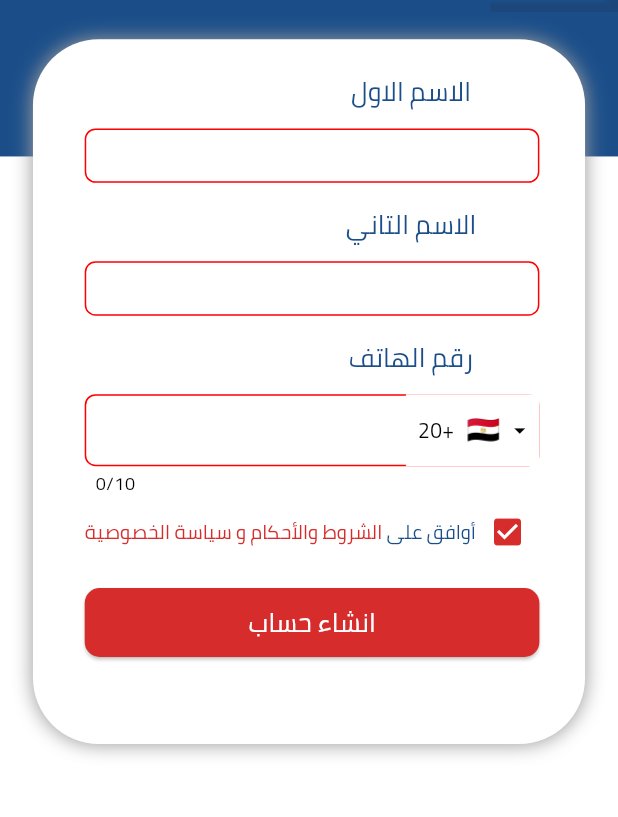
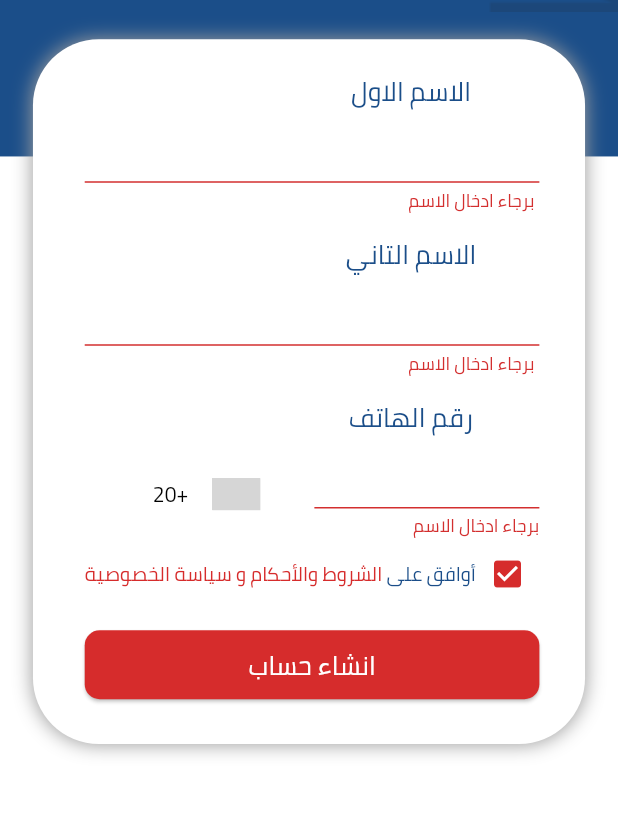
Before and after one commit to ranaa7/car_drive, a Flutter app: the RegisterScreen screen opened directly, after a tap on "انشاء حساب", on a phone screen of 412 x 824 dp, the part 355-1172 px from its top. Run offline on Flutter 3.47's test engine with Material 3 defaults, Android fonts, the phone set to English and light mode, and no system bars; drawn by our look-alikes of country_code_picker, intl_phone_field, oktoast; our stand-ins replace bloc, cached_network_image, dio, flutter_bloc, flutter_screenutil, flutter_svg and 5 more; accounts and stored records are empty; grey boxes are pictures that could not be loaded.

Commit message:
feat: added phone login function

```diff
--- a/lib/main.dart
+++ b/lib/main.dart
@@ -11,6 +11,7 @@
 import 'package:more_2_drive/core/network/local/cache_helper.dart';
 import 'package:more_2_drive/presentation/login/view/login_screen.dart';
 import 'package:more_2_drive/presentation/login/view_models/login_cubit.dart';
+import 'package:more_2_drive/presentation/register/view_models/phone_register_cubit.dart';
 import 'package:oktoast/oktoast.dart';
 import 'core/network/remote/dio_helper.dart';
 import 'utils/variables/routerkeys.dart';
@@ -40,6 +41,7 @@
     return MultiBlocProvider(
       providers: [
         BlocProvider(create: (context) => LoginCubit()),
+        BlocProvider(create: (context) => PhoneRegisterCubit()),
 
       ],
       child: ScreenUtilInit(
--- /dev/null
+++ b/lib/presentation/register/data/models/phone_login_model.dart
@@ -0,0 +1,24 @@
+
+import 'package:more_2_drive/presentation/login/data/models/user_model.dart';
+class PhoneLoginModel {
+  bool? error;
+  String? message;
+  String? token;
+  int? id;
+
+  PhoneLoginModel({this.error , this.message ,this.token, this.id});
+
+  factory  PhoneLoginModel.fromJson(Map<String, dynamic> json) => PhoneLoginModel(
+    error: json['result'] as bool?,
+    message: json['message'] as String?,
+    token: json['access_token'] as String?,
+    id: json['id'] as int?
+  );
+
+  Map<String, dynamic> toJson() => {
+    'result':error,
+    'message':message,
+    'access_token': token,
+    'id': id,
+  };
+}
--- a/lib/presentation/register/view/register_screen.dart
+++ b/lib/presentation/register/view/register_screen.dart
@@ -1,5 +1,9 @@
+import 'package:country_code_picker/country_code_picker.dart';
+import 'package:flutter/foundation.dart';
 import 'package:flutter/material.dart';
+import 'package:flutter_bloc/flutter_bloc.dart';
 import 'package:flutter_screenutil/flutter_screenutil.dart';
+import 'package:get/get.dart';
 import 'package:intl_phone_field/intl_phone_field.dart';
 import 'package:more_2_drive/config/style/app_colors.dart';
 import 'package:more_2_drive/config/style/text_styles.dart';
@@ -7,22 +11,47 @@
 import 'package:more_2_drive/generated/assets.dart';
 import 'package:more_2_drive/presentation/register/view/widgets/image_component.dart';
 import 'package:more_2_drive/presentation/register/view/widgets/privacy_row_component.dart';
+import 'package:more_2_drive/presentation/register/view_models/phone_register_cubit.dart';
 import 'package:more_2_drive/presentation/widgets/button_component.dart';
 import 'package:more_2_drive/presentation/widgets/form_field/first_name_formfield.dart';
 import 'package:more_2_drive/presentation/widgets/form_field/last_name_formfield.dart';
 import 'package:more_2_drive/presentation/widgets/form_field/phone_formfield.dart';
+import 'package:more_2_drive/presentation/widgets/form_field/phonenum_textfield.dart';
+
+import '../../../core/app_constants/constants.dart';
+import '../../../core/functions/show_toast.dart';
+import '../../../core/network/local/cache_helper.dart';
+import '../../home/home_screen.dart';
 
 class RegisterScreen extends StatelessWidget {
   RegisterScreen({Key? key}) : super(key: key);
 
-  final _formKey = GlobalKey<FormState>();
+ static final _formKey = GlobalKey<FormState>();
 
-  var _email = TextEditingController();
-  var _password = TextEditingController();
+  var fname = TextEditingController();
+  var sname = TextEditingController();
+  var phone = TextEditingController();
 
   @override
   Widget build(BuildContext context) {
-    return DefaultTabController(
+    return BlocListener<PhoneRegisterCubit, PhoneRegisterState>(
+  listener: (context, state) {
+    if (state is PhoneRegisterSuccessState) {
+      if (kDebugMode) {
+        print('TOOKKEEN ${state.phoneLoginModel.token}');
+      }
+      showToast(
+          message: state.phoneLoginModel.message ?? 'check your SMS',
+          bcColor: Colors.green);
+      token = state.phoneLoginModel.token!;
+
+      CacheHelper.saveDate(key: 'token', value: state.phoneLoginModel.token)
+          .then((value) => {Get.to(() => const homeScreen())});
+    } else if (state is PhoneRegisterFailureState) {
+      showToast(message: state.errMessage, bcColor: Colors.red);
+    }
+  },
+  child: DefaultTabController(
       length: 4,
       child: Scaffold(
         body: Stack(
@@ -63,6 +92,8 @@
                   ).w,
                 ),
                 child: SingleChildScrollView(
+                  child: Form(
+                    key: _formKey,
                     child: (Column(
                       mainAxisAlignment: MainAxisAlignment.start,
                       children: [
@@ -79,7 +110,7 @@
                          SizedBox(
                           height: 12.h,
                         ),
-                      FirstNameFormfield(),
+                        FirstNameFormfield(fname: fname,),
                          SizedBox(
                           height: 15.h,
                         ),
@@ -93,7 +124,7 @@
                          SizedBox(
                           height: 12.h,
                         ),
-                      LastNameFormfield(),
+                        LastNameFormfield(lname: sname,),
                         SizedBox(
                           height: 15.h,
                         ),
@@ -107,22 +138,53 @@
                          SizedBox(
                           height: 12.h,
                         ),
-                      PhoneFormfield(),
+                       // PhoneFormfield(phone: phone,),
+                        Row(
+                          crossAxisAlignment: CrossAxisAlignment.start,
+                          children: [
+                            phoneNumFormfield(phone: phone),
+                            CountryCodePicker(initialSelection: "EG", showCountryOnly: true,)
+                          ],
+                        ),
                         PrivacyRoComponent(),
 
 
 
                          SizedBox(height: 12.h,),
 
-                        ButtonComponent(text: "انشاء حساب", colors: AppColors.darkRed)
+
+                    ElevatedButton(
+                      child: Text("انشاء حساب" , style: AppTextStyle.cairoSemiBold16white ,),
+                      style: ElevatedButton.styleFrom(
+                        minimumSize: Size(332, 46),
+                        backgroundColor: AppColors.darkRed,
+                        shape: RoundedRectangleBorder(
+                            borderRadius: BorderRadius.all(Radius.circular(10))),
+                      ), onPressed: () async{
+                      if (_formKey.currentState!.validate()) {
+                        await PhoneRegisterCubit.get(context).phoneLogin(fname: fname.text, secname: sname.text, phone: phone.text);
+
+                        String? token =
+                        CacheHelper.getData(key: 'token');
+                        if (kDebugMode) {
+                          print('UserTOOK $token');
+                        }
+                      }
+                    },
+
+                    ),
+
+
                       ],
                     )),
+                  ),
                 ),
               ),
             ),
           ],
         ),
       ),
+    ),
 );
   }
 }
--- /dev/null
+++ b/lib/presentation/register/view_models/phone_register_state.dart
@@ -0,0 +1,19 @@
+part of 'phone_register_cubit.dart';
+
+@immutable
+abstract class PhoneRegisterState {}
+
+class PhoneRegisterInitial extends PhoneRegisterState {}
+
+class PhoneRegisterLoadingState extends PhoneRegisterState {}
+
+class PhoneRegisterSuccessState extends PhoneRegisterState {
+  final PhoneLoginModel phoneLoginModel;
+  PhoneRegisterSuccessState(this.phoneLoginModel);
+}
+
+class PhoneRegisterFailureState extends PhoneRegisterState {
+  final String errMessage;
+
+  PhoneRegisterFailureState({required this.errMessage});
+}
--- a/lib/presentation/widgets/form_field/first_name_formfield.dart
+++ b/lib/presentation/widgets/form_field/first_name_formfield.dart
@@ -4,13 +4,13 @@
 import 'package:more_2_drive/config/validationform.dart';
 
 class FirstNameFormfield extends StatelessWidget {
- FirstNameFormfield({super.key});
-  var _fname = TextEditingController();
+ FirstNameFormfield({super.key , required this.fname});
+  var fname = TextEditingController();
 
   @override
   Widget build(BuildContext context) {
     return TextFormField(
-      controller: _fname,
+      controller: fname,
       validator: ValidationForm.nameValidator,
       decoration: InputDecoration(
         isDense: true,
--- a/lib/presentation/widgets/form_field/last_name_formfield.dart
+++ b/lib/presentation/widgets/form_field/last_name_formfield.dart
@@ -4,14 +4,14 @@
 import 'package:more_2_drive/config/validationform.dart';
 
 class LastNameFormfield extends StatelessWidget {
-   LastNameFormfield({super.key});
-  var _lname = TextEditingController();
+   LastNameFormfield({super.key , required this.lname});
+  var lname = TextEditingController();
 
 
   @override
   Widget build(BuildContext context) {
     return TextFormField(
-      controller: _lname,
+      controller: lname,
       validator: ValidationForm.nameValidator,
       decoration: InputDecoration(
         isDense: true,
--- a/lib/presentation/widgets/form_field/phone_formfield.dart
+++ b/lib/presentation/widgets/form_field/phone_formfield.dart
@@ -4,15 +4,15 @@
 import 'package:more_2_drive/config/style/app_colors.dart';
 
 class PhoneFormfield extends StatelessWidget {
-  PhoneFormfield({super.key});
+  PhoneFormfield({super.key , required this.phone});
 
-  var _phone = TextEditingController();
+  var phone = TextEditingController();
 
 
   @override
   Widget build(BuildContext context) {
     return IntlPhoneField(
-      controller: _phone ,
+      controller: phone ,
       dropdownDecoration:
       const BoxDecoration(color: AppColors.white),
       focusNode: FocusNode(),
--- /dev/null
+++ b/lib/presentation/widgets/form_field/phonenum_textfield.dart
@@ -0,0 +1,31 @@
+import 'package:flutter/material.dart';
+import 'package:flutter_screenutil/flutter_screenutil.dart';
+import 'package:more_2_drive/config/style/app_colors.dart';
+import 'package:more_2_drive/config/validationform.dart';
+
+class phoneNumFormfield extends StatelessWidget {
+  phoneNumFormfield({super.key , required this.phone});
+  var phone = TextEditingController();
+
+  @override
+  Widget build(BuildContext context) {
+    return Container(
+      width: 150,
+      child: TextFormField(
+        controller: phone,
+        validator: ValidationForm.nameValidator,
+        decoration: InputDecoration(
+          isDense: true,
+          contentPadding:  EdgeInsets.symmetric(
+              vertical: 6.h, horizontal: 0.1.w),
+          enabledBorder: OutlineInputBorder(
+            borderRadius: BorderRadius.circular(7.r),
+            borderSide: const BorderSide(
+              color: AppColors.orangeBorder,
+            ),
+          ),
+        ),
+      ),
+    );
+  }
+}
--- a/pubspec.yaml
+++ b/pubspec.yaml
@@ -59,6 +59,7 @@
   fluttertoast: ^8.2.4
   sign_in_with_apple: ^5.0.0
   get: ^4.6.6
+  country_code_picker: ^3.0.0
 
 
 
```
Also changed, not shown: lib/presentation/register/view_models/phone_register_cubit.dart (added, +60 -0 lines), pubspec.lock. Lines whose indentation alone changed are shown as unchanged.
